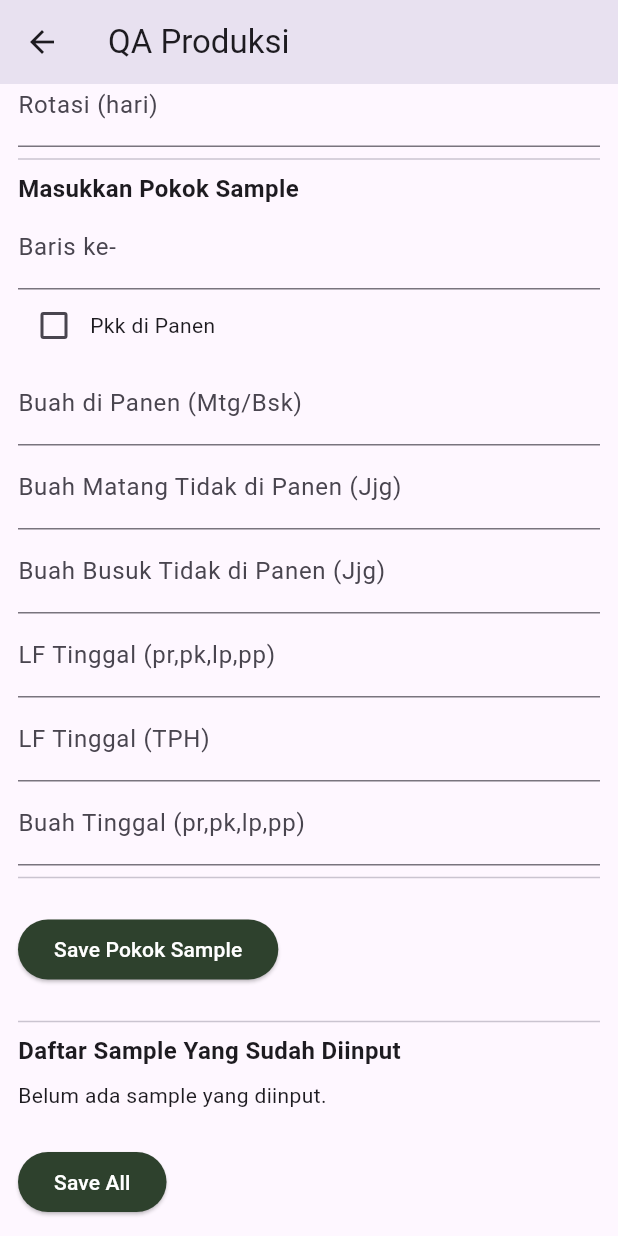
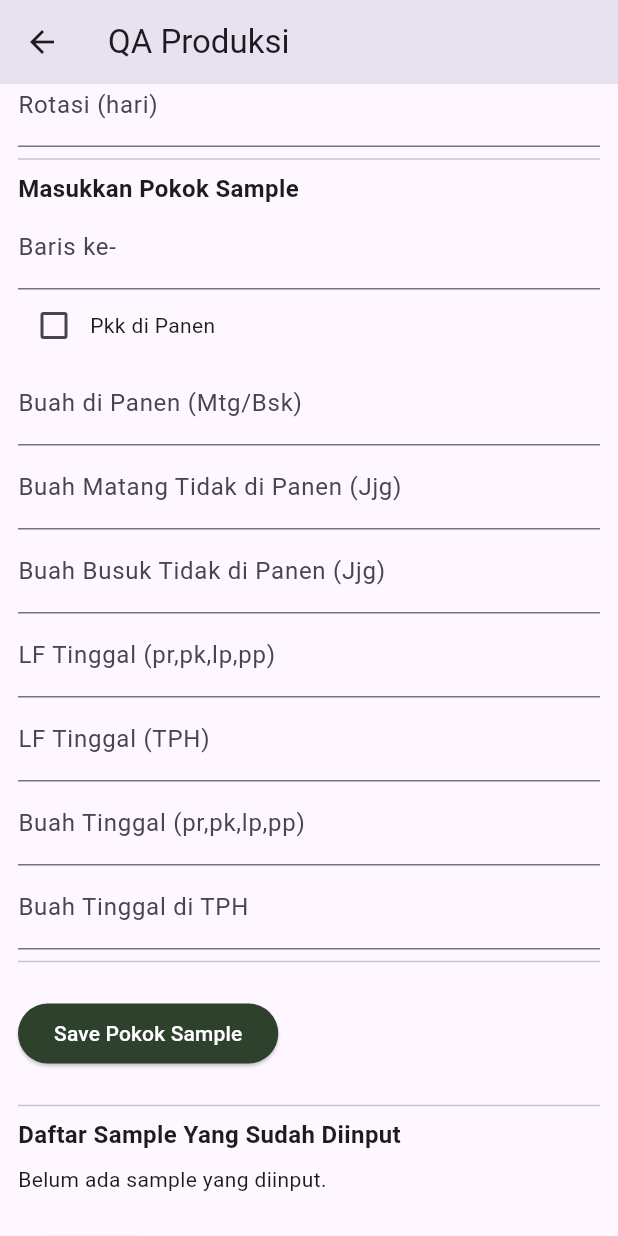
Before and after one commit to mutiaasabrina/QA-Mobile-AGRS, a Flutter app: the QAProduksiPage screen opened directly, scrolled down 278 dp, on a phone screen of 412 x 824 dp. Run offline on Flutter 3.47's test engine with Material 3 defaults, Android fonts, the phone set to English and light mode, and no system bars; our stand-ins replace sqflite; missing offline and left inert: gsheets; accounts and stored records are empty; project files that could hold a hidden picture were left out.

Commit message:
Fix UI QA Produksi

```diff
--- a/lib/database/qa_database_produksi.dart
+++ b/lib/database/qa_database_produksi.dart
@@ -39,6 +39,7 @@ class QADatabase {
       lf_tinggal INTEGER,
       lf_tinggal_tph INTEGER,
       buah_tinggal INTEGER,
+      buah_tinggal_tph INTEGER,
 
       is_synced INTEGER,
       timestamp_sync TEXT
--- a/lib/pages/qa_produksi.dart
+++ b/lib/pages/qa_produksi.dart
@@ -28,6 +28,7 @@ class _QAProduksiPageState extends State<QAProduksiPage> {
   final _lfTinggalController = TextEditingController();
   final _tphTinggalController = TextEditingController();
   final _buahTinggalController = TextEditingController();
+  final _buahTinggalTPHController = TextEditingController();
 
   String? selectedDivisi;
   String? selectedKebun;
@@ -81,6 +82,7 @@ class _QAProduksiPageState extends State<QAProduksiPage> {
         "lfTinggal": _lfTinggalController.text,
         "tphTinggal": _tphTinggalController.text,
         "buahTinggal": _buahTinggalController.text,
+        "buahTinggalTPH" : _buahTinggalTPHController.text,
         "dropdowns": Map<String, String?>.from(dropdownSelections),
       });
       _pokokCounter++;
@@ -98,6 +100,7 @@ class _QAProduksiPageState extends State<QAProduksiPage> {
     _lfTinggalController.clear();
     _tphTinggalController.clear();
     _buahTinggalController.clear();
+    _buahTinggalTPHController.clear();
   }
 
   void _saveAll() async {
@@ -124,6 +127,7 @@ class _QAProduksiPageState extends State<QAProduksiPage> {
     int totalLfTinggal = _samples.fold(0, (sum, s) => sum + int.tryParse(s['lfTinggal'] ?? '0')!);
     int totalTphTinggal = _samples.fold(0, (sum, s) => sum + int.tryParse(s['tphTinggal'] ?? '0')!);
     int totalBuahTinggal = _samples.fold(0, (sum, s) => sum + int.tryParse(s['buahTinggal'] ?? '0')!);
+    int totalBuahTinggalTPH = _samples.fold(0, (sum, s) => sum + int.tryParse(s['buahTinggalTPH'] ?? '0')!);
 
     StringBuffer result = StringBuffer();
     result.writeln("Tanggal Periksa: $_tanggalPeriksa");
@@ -140,6 +144,7 @@ class _QAProduksiPageState extends State<QAProduksiPage> {
     result.writeln("LF Tinggal: $totalLfTinggal");
     result.writeln("LF Tinggal (Pr,PP,TPH): $totalTphTinggal");
     result.writeln("Buah Tinggal (Pr,PP,TPH): $totalBuahTinggal\n");
+    result.writeln("Buah Tingal TPH: $totalBuahTinggalTPH\n");
 
     // Hitung semua kolom dropdown
     Map<String, dynamic> dropdownCounts = {};
@@ -163,6 +168,7 @@ class _QAProduksiPageState extends State<QAProduksiPage> {
       'lf_tinggal': totalLfTinggal,
       'lf_tinggal_tph': totalTphTinggal,
       'buah_tinggal': totalBuahTinggal,
+      'buah_tinggal_tph': totalBuahTinggalTPH,
       'is_synced': 0,
       'timestamp_sync': null,
     };
@@ -254,6 +260,7 @@ class _QAProduksiPageState extends State<QAProduksiPage> {
             TextField(controller: _lfTinggalController, decoration: const InputDecoration(labelText: "LF Tinggal (pr,pk,lp,pp)")),
             TextField(controller: _tphTinggalController, decoration: const InputDecoration(labelText: "LF Tinggal (TPH)")),
             TextField(controller: _buahTinggalController, decoration: const InputDecoration(labelText: "Buah Tinggal (pr,pk,lp,pp)")),
+            TextField(controller: _buahTinggalTPHController, decoration: const InputDecoration(labelText: "Buah Tinggal di TPH")),
             const Divider(),
             const SizedBox(height: 16),
             ElevatedButton(
```
Also changed, not shown: lib/main.dart (+4 -12 lines).
